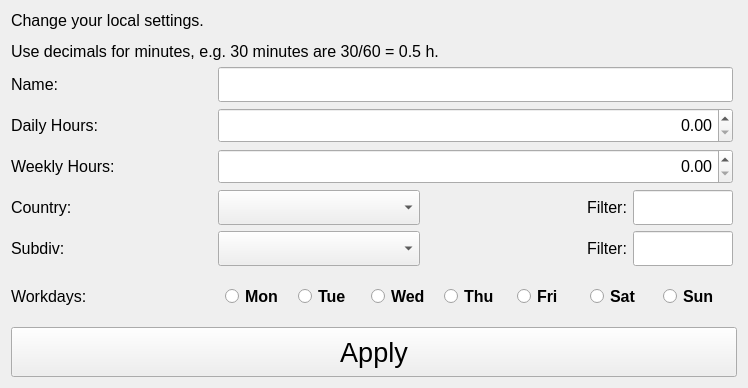
This is ui/config_window.ui in AndreWohnsland/TimeTracker as Qt 5 draws it before an edit. The edited form follows.
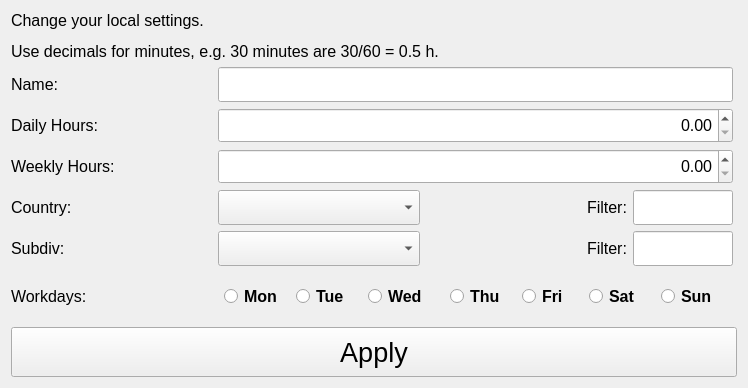
This is the edited form.

Commit message: Fix cut off day name

```diff
--- a/ui/config_window.ui
+++ b/ui/config_window.ui
@@ -407,7 +407,7 @@
              </property>
              <property name="maximumSize">
               <size>
-               <width>60</width>
+               <width>70</width>
                <height>50</height>
               </size>
              </property>
@@ -465,7 +465,7 @@
              </property>
              <property name="maximumSize">
               <size>
-               <width>60</width>
+               <width>55</width>
                <height>50</height>
               </size>
              </property>
```
The commit also changes 1 other file.
